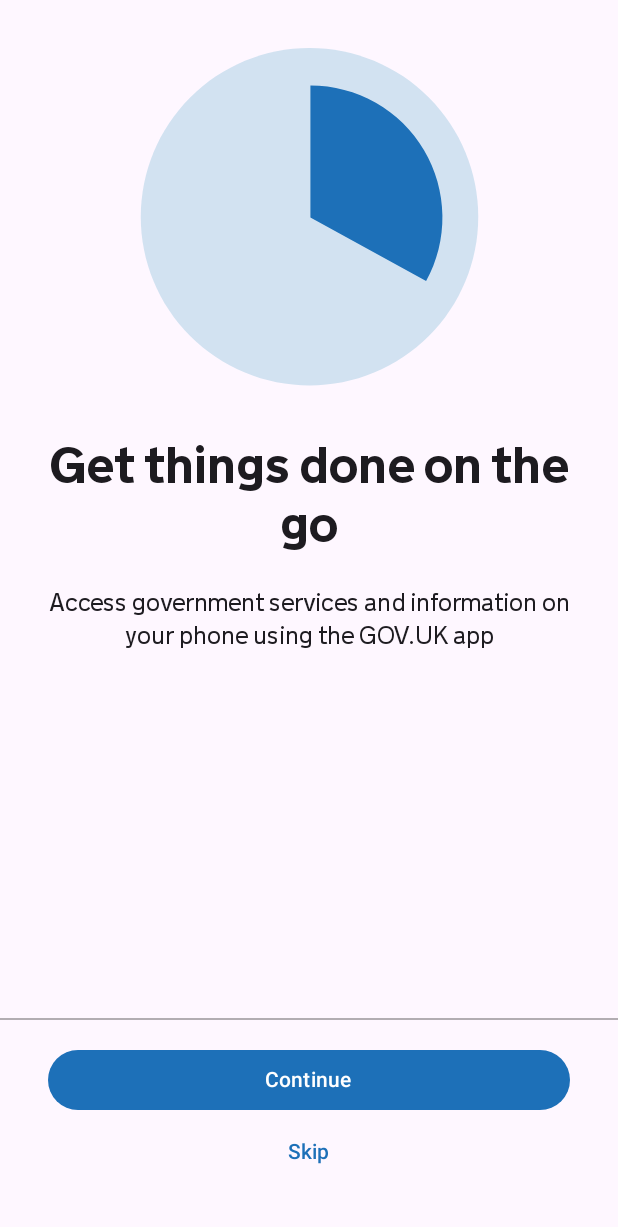
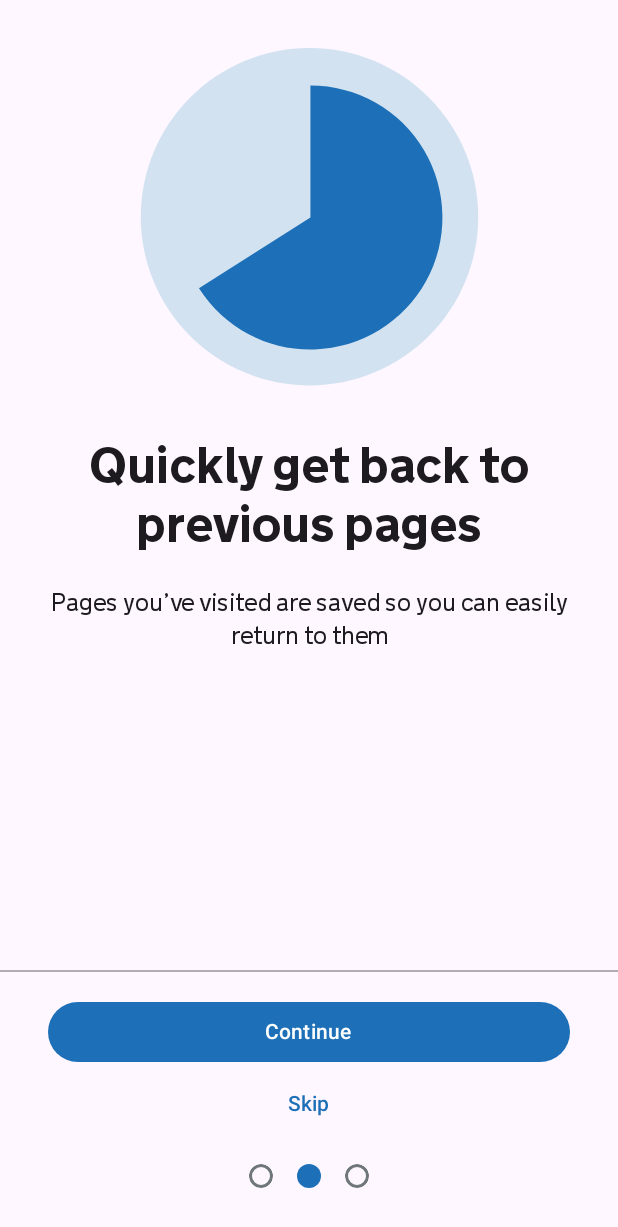
Before and after one commit to alphagov/govuk-mobile-android-app, an Android app built with Jetpack Compose: the screen it shows after launch (MainActivity), after a tap on "Continue", on a phone screen of 412 x 824 dp. Shown: the top 1227 px of the screen. Run offline under Robolectric (Android 15) with nearby library versions, the phone set to English and light mode, and no system bars.

Commit message:
Add progress indicators and make Continue button work

```diff
--- a/feature/onboarding/src/main/kotlin/uk/govuk/app/onboarding/ui/OnboardingScreen.kt
+++ b/feature/onboarding/src/main/kotlin/uk/govuk/app/onboarding/ui/OnboardingScreen.kt
@@ -3,14 +3,20 @@ package uk.govuk.app.onboarding.ui
 import androidx.annotation.DrawableRes
 import androidx.compose.foundation.ExperimentalFoundationApi
 import androidx.compose.foundation.Image
+import androidx.compose.foundation.background
+import androidx.compose.foundation.border
+import androidx.compose.foundation.layout.Box
 import androidx.compose.foundation.layout.Column
+import androidx.compose.foundation.layout.Row
 import androidx.compose.foundation.layout.Spacer
 import androidx.compose.foundation.layout.fillMaxWidth
 import androidx.compose.foundation.layout.height
 import androidx.compose.foundation.layout.padding
+import androidx.compose.foundation.layout.size
 import androidx.compose.foundation.pager.HorizontalPager
 import androidx.compose.foundation.pager.rememberPagerState
 import androidx.compose.foundation.rememberScrollState
+import androidx.compose.foundation.shape.CircleShape
 import androidx.compose.foundation.verticalScroll
 import androidx.compose.material3.Button
 import androidx.compose.material3.ButtonDefaults
@@ -19,14 +25,18 @@ import androidx.compose.material3.MaterialTheme
 import androidx.compose.material3.Text
 import androidx.compose.material3.TextButton
 import androidx.compose.runtime.Composable
+import androidx.compose.runtime.rememberCoroutineScope
 import androidx.compose.ui.Alignment
 import androidx.compose.ui.Modifier
+import androidx.compose.ui.draw.clip
 import androidx.compose.ui.res.painterResource
 import androidx.compose.ui.text.font.FontWeight
 import androidx.compose.ui.text.style.TextAlign
 import androidx.compose.ui.unit.dp
+import kotlinx.coroutines.launch
 import uk.govuk.app.onboarding.R
 import uk.govuk.app.onboarding.ui.theme.Black30
+import uk.govuk.app.onboarding.ui.theme.LightGrey
 
 
 @Composable
@@ -102,30 +112,96 @@ private fun OnboardingScreen() {
 
             Column(
                 modifier = Modifier
-                    .padding(start = 32.dp, top = 16.dp, end = 32.dp, bottom = 32.dp)
+                    .padding(start = 32.dp, top = 16.dp, end = 32.dp, bottom = 32.dp),
+                horizontalAlignment = Alignment.CenterHorizontally,
             ) {
+                val coroutineScope = rememberCoroutineScope()
+
+                if (pageIndex < pagerState.pageCount - 1) {
+                    PrimaryButton(
+                        text = "Continue",
+                        onClick = {
+                            coroutineScope.launch {
+                                pagerState.animateScrollToPage(pageIndex + 1)
+                            }
+                        },
+                        modifier = Modifier.fillMaxWidth()
+                    )
+                    SecondaryButton(text = "Skip")
+                } else {
+                    PrimaryButton(
+                        text = "Done",
+                        onClick = { },
+                        modifier = Modifier.fillMaxWidth()
+                    )
+                }
+                Spacer(modifier = Modifier.height(16.dp))
+                PagerIndicator(pagerState.pageCount, pageIndex)
+            }
+        }
+    }
+}
+
+@Composable
+private fun PrimaryButton(text: String, onClick: () -> Unit, modifier: Modifier = Modifier) {
     Button(
-                    onClick = { },
-                    modifier = Modifier
-                        .fillMaxWidth(),
+        onClick = onClick,
+        modifier = modifier,
         colors = ButtonDefaults.buttonColors(containerColor = MaterialTheme.colorScheme.primary)
     ) {
-                    Text(text = "Continue")
+        Text(text = text)
+    }
 }
 
+@Composable
+private fun SecondaryButton(text: String) {
     TextButton(
         onClick = { },
         modifier = Modifier
             .fillMaxWidth()
     ) {
         Text(
-                        text = "Skip",
+            text = text,
             color = MaterialTheme.colorScheme.primary
         )
     }
 }
+
+@Composable
+private fun PagerIndicator(
+    pageCount: Int,
+    currentPage: Int,
+    modifier: Modifier = Modifier
+) {
+    Row(modifier = modifier) {
+        for (i in 0 until pageCount) {
+            if (i == currentPage) {
+                FilledCircle(Modifier.padding(horizontal = 8.dp))
+            } else {
+                OutlinedCircle(Modifier.padding(horizontal = 8.dp))
             }
         }
+    }
+}
+
+@Composable
+private fun OutlinedCircle(modifier: Modifier = Modifier) {
+    Box(
+        modifier = modifier
+            .size(16.dp)
+            .clip(CircleShape)
+            .border(2.dp, LightGrey, CircleShape)
+    )
+}
+
+@Composable
+private fun FilledCircle(modifier: Modifier = Modifier) {
+    Box(
+        modifier = modifier
+            .size(16.dp)
+            .clip(CircleShape)
+            .background(MaterialTheme.colorScheme.primary)
+    )
 }
 
 private data class OnboardingPage(
--- a/feature/onboarding/src/main/kotlin/uk/govuk/app/onboarding/ui/theme/Color.kt
+++ b/feature/onboarding/src/main/kotlin/uk/govuk/app/onboarding/ui/theme/Color.kt
@@ -3,3 +3,4 @@ package uk.govuk.app.onboarding.ui.theme
 import androidx.compose.ui.graphics.Color
 
 val Black30 = Color(0x4D000000)
+val LightGrey = Color(0XFF6F777B)
```
Also changed, not shown: app/src/main/kotlin/uk/govuk/app/ui/theme/Color.kt (line endings or trailing spaces). Lines whose indentation alone changed are shown as unchanged.
